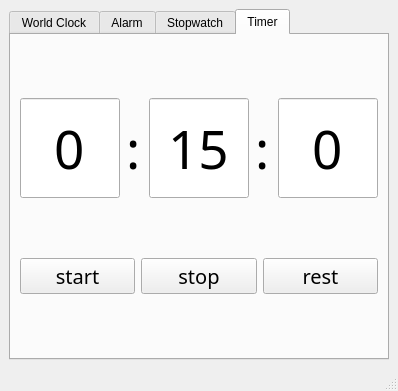
Qt form mainwindow.ui (SinaHosseini/Session25) before a commit.
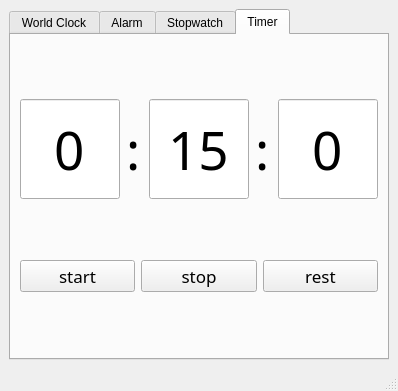
The same form after that commit. The open tabs and pages were chosen to show the change. Icons and pictures are not drawn.

The edit to the form file:
```diff
--- a/mainwindow.ui
+++ b/mainwindow.ui
@@ -221,6 +221,32 @@
         <string>Timer</string>
        </attribute>
        <layout class="QGridLayout" name="gridLayout_5">
+        <item row="1" column="2">
+         <widget class="QPushButton" name="btn_reset_timer">
+          <property name="font">
+           <font>
+            <family>Gadugi</family>
+            <pointsize>13</pointsize>
+           </font>
+          </property>
+          <property name="text">
+           <string>rest</string>
+          </property>
+         </widget>
+        </item>
+        <item row="1" column="1">
+         <widget class="QPushButton" name="btn_stop_timer">
+          <property name="font">
+           <font>
+            <family>Gadugi</family>
+            <pointsize>13</pointsize>
+           </font>
+          </property>
+          <property name="text">
+           <string>stop</string>
+          </property>
+         </widget>
+        </item>
         <item row="0" column="0" colspan="3">
          <layout class="QHBoxLayout" name="horizontalLayout">
           <item>
@@ -345,8 +371,8 @@
          <widget class="QPushButton" name="btn_start_timer">
           <property name="font">
            <font>
-            <family>Centaur</family>
-            <pointsize>15</pointsize>
+            <family>Gadugi</family>
+            <pointsize>13</pointsize>
            </font>
           </property>
           <property name="text">
@@ -354,32 +380,6 @@
           </property>
          </widget>
         </item>
-        <item row="1" column="1">
-         <widget class="QPushButton" name="btn_stop_timer">
-          <property name="font">
-           <font>
-            <family>Centaur</family>
-            <pointsize>15</pointsize>
-           </font>
-          </property>
-          <property name="text">
-           <string>stop</string>
-          </property>
-         </widget>
-        </item>
-        <item row="1" column="2">
-         <widget class="QPushButton" name="btn_reset_timer">
-          <property name="font">
-           <font>
-            <family>Centaur</family>
-            <pointsize>15</pointsize>
-           </font>
-          </property>
-          <property name="text">
-           <string>rest</string>
-          </property>
-         </widget>
-        </item>
        </layout>
       </widget>
      </widget>
```
Left out of the diff: 20 changed lines with no effect on the pictures.
